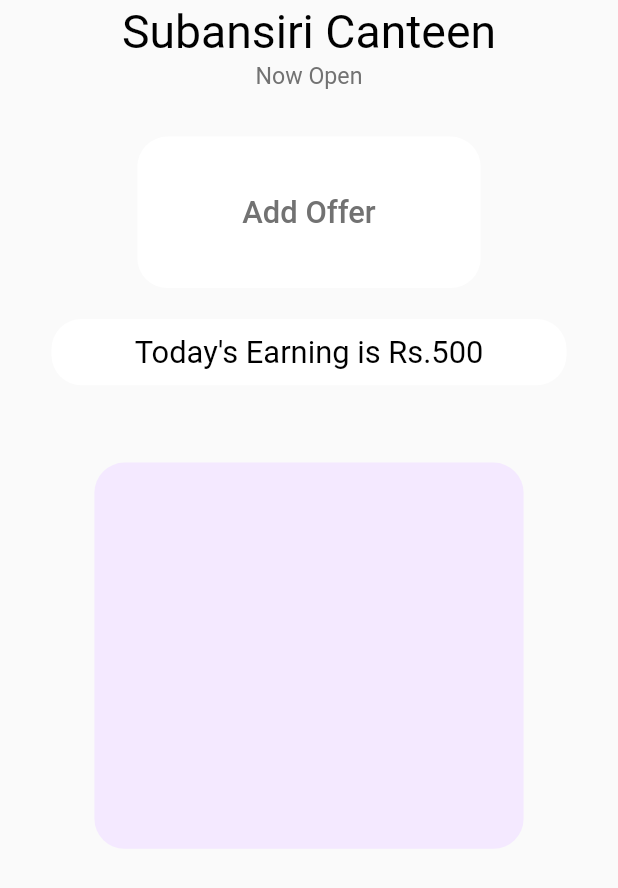
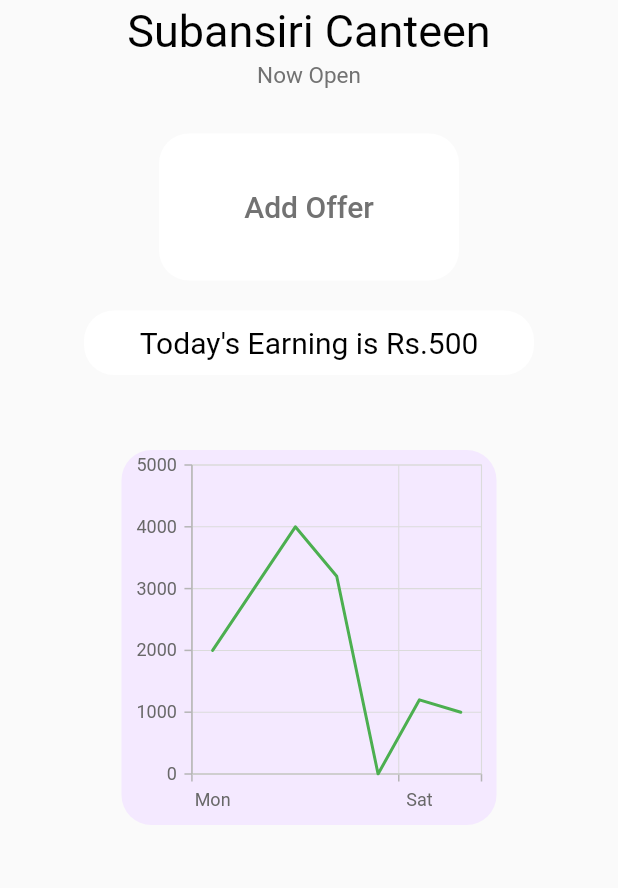
Before and after one commit to sarg19/Kriti-Software-PS, a Flutter app: the ShopHome widget shown alone on an empty page, opened directly, on a phone screen of 412 x 824 dp. Shown: the top 888 px of the screen. Run offline on Flutter 3.47's test engine with Material 2 defaults, Android fonts, the phone set to English and light mode, and no system bars; our stand-ins replace cloud_firestore, dropdown_button2, file_picker, firebase_auth, firebase_core, flutter_screenutil and 5 more; missing offline and left inert: dart:ffi, file_previewer, flutter_barcode_scanner, flutter_email_sender, flutter_phone_direct_caller, upi_india; accounts and stored records are empty.

Commit message:
Earnings vs days plot added

```diff
--- a/lib/screens/ShopHome.dart
+++ b/lib/screens/ShopHome.dart
@@ -1,7 +1,8 @@
 import 'package:flutter/material.dart';
-import 'package:flutter_screenutil/flutter_screenutil.dart';
 import '../components/bottom_nav_bar.dart';
 import '../components/bottomnavbarshop.dart';
+import 'package:syncfusion_flutter_charts/charts.dart';
+
 class ShopHome extends StatefulWidget {
   const ShopHome({super.key});
 
@@ -12,6 +13,9 @@ class ShopHome extends StatefulWidget {
 class _MyTabbedPageState extends State<ShopHome> {
   int _currentIndex = 0;
   bool _isopen = true;
+  List _earnings = [2000,3000,4000,3200,0,1200,1000];
+  List _days = ["Mon","Tue","Wed","Thur","Fri","Sat","Sun"];
+
   @override
   Widget build(BuildContext context) {
     var height= MediaQuery.of(context).size.height;
@@ -21,35 +25,35 @@ class _MyTabbedPageState extends State<ShopHome> {
                 // crossAxisAlignment: CrossAxisAlignment.values,
                 children: [
                   SizedBox(
-                    height: 3.h,
+                    height: 3,
                   ),
                   Text(
                     'Subansiri Canteen',
                     style: TextStyle(
-                      fontSize: 30.sp,
+                      fontSize: 30,
                       color: Colors.black,
                     ),
                     textAlign: TextAlign.center,
                   ),
                   SizedBox(
-                    height: 3.h,
+                    height: 3,
                   ),
                   Text(
                     _isopen? 'Now Open' : 'Now Closed',
                     style: TextStyle(
-                      fontSize: 15.sp,
+                      fontSize: 15,
                       color: Color.fromRGBO(114, 114, 114, 1.0),
                     ),
                     textAlign: TextAlign.start,
                   ),
                   SizedBox(
-                    height: 30.sp,
+                    height: 30,
                   ),
                   Center(
                     child: Container(
                       alignment: const Alignment(0,-1),
-                      height: 98.h,
-                      width: 200.w,
+                      height: 98,
+                      width: 200,
                       decoration: BoxDecoration(
                         borderRadius: BorderRadius.circular(20),
                         color: Colors.white,
@@ -68,7 +72,7 @@ class _MyTabbedPageState extends State<ShopHome> {
                           child: Text(
                             'Add Offer',
                             style: TextStyle(
-                              fontSize: 20.sp,
+                              fontSize: 20,
                               color: Color.fromRGBO(114, 114, 114, 1.0),
                             ),
                             textAlign: TextAlign.center,
@@ -78,13 +82,13 @@ class _MyTabbedPageState extends State<ShopHome> {
                     ),
                   ),
                   SizedBox(
-                    height: 20.h,
+                    height: 20,
                   ),
                   Center(
                     child: Container(
                       alignment: const Alignment(0,-1),
-                      height: 43.h,
-                      width: 300.w,
+                      height: 43,
+                      width: 300,
                       decoration: BoxDecoration(
                         borderRadius: BorderRadius.circular(20),
                         color: Colors.white,
@@ -94,7 +98,7 @@ class _MyTabbedPageState extends State<ShopHome> {
                         child: Text(
                           "Today's Earning is Rs.500",
                           style: TextStyle(
-                            fontSize: 20.sp,
+                            fontSize: 20,
                             color: Colors.black,
                           ),
                           textAlign: TextAlign.center,
@@ -103,18 +107,41 @@ class _MyTabbedPageState extends State<ShopHome> {
                     ),
                   ),
                   SizedBox(
-                    height: 50.h,
+                    height: 50,
                   ),
                   Container(
-                    height: 250.h,
-                    width: 250.w,
+                    height: 250,
+                    width: 250,
                     decoration: BoxDecoration(
                       borderRadius: BorderRadius.circular(20),
-                      color: const Color.fromRGBO(244, 233, 255, 1.0),
+                      color: Color.fromRGBO(244, 233, 255, 1.0),
                       shape: BoxShape.rectangle,
+                    ),
+                    child: SfCartesianChart(
+                      primaryXAxis: CategoryAxis(),
+                      series: <LineSeries>[
+                        LineSeries<_ChartData,String>(
+                          dataSource: _earnings.asMap().entries.map((entry) {
+                            final int index = entry.key;
+                            final int value = entry.value;
+                            final String day = _days[index];
+                            return _ChartData(day,value);
+                          }).toList(),
+                          xValueMapper: (_ChartData data, _) => data.day,
+                          yValueMapper: (_ChartData data, _) => data.earnings,
+                          color: Colors.green
+                        )
+                      ],
                     ),
                   ),
                 ],
               );
   }
 }
+
+class _ChartData {
+  _ChartData(this.day, this.earnings);
+
+  final String day;
+  final int earnings;
+}
```
